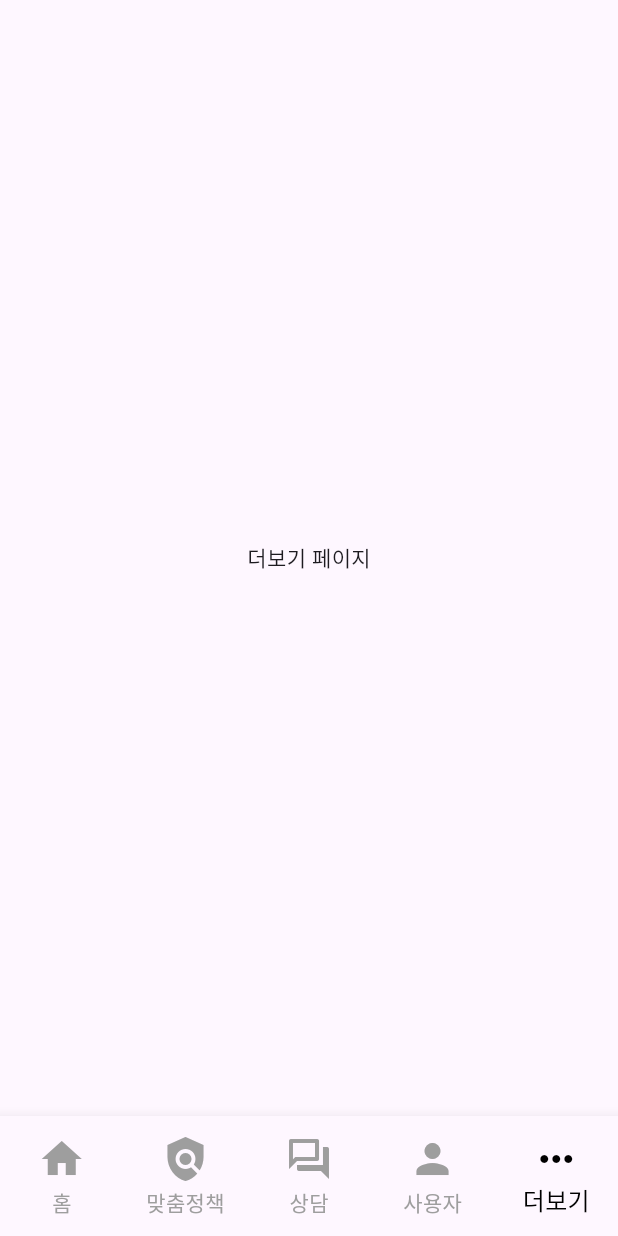
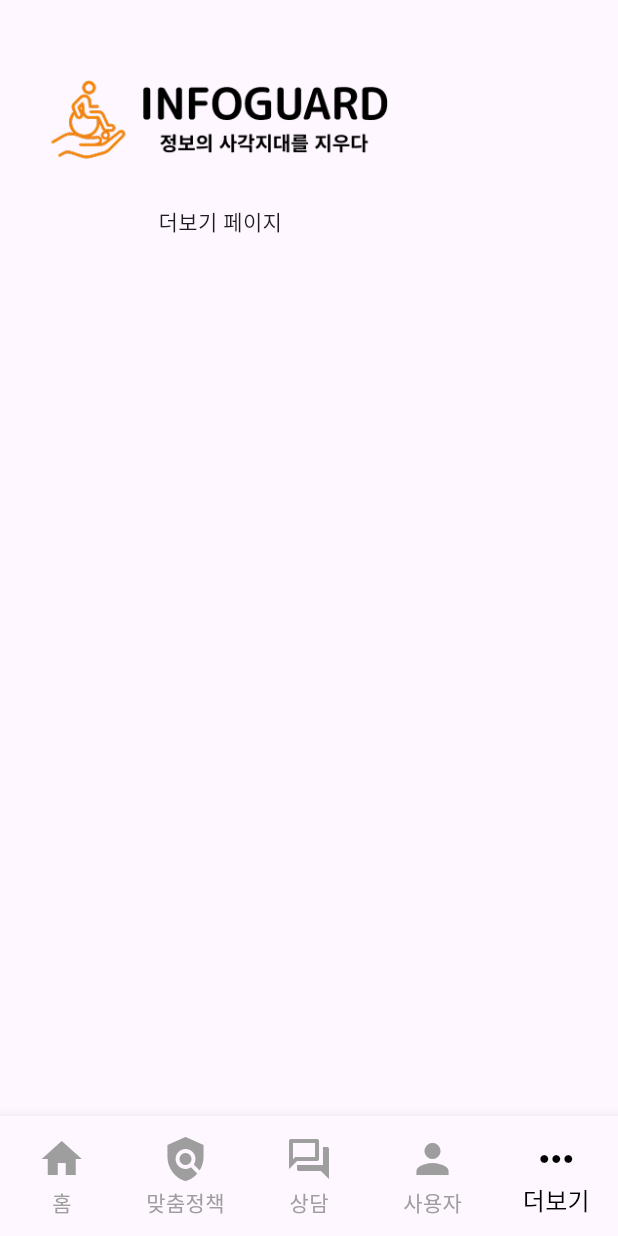
Before and after one commit to InfoGuard-NoOneLeftOut/FE, a Flutter app: the screen it shows after launch, item 5 of the bottom bar chosen, on a phone screen of 412 x 824 dp. Run offline on Flutter 3.47's test engine with Material 3 defaults, Android fonts, the phone set to English and light mode, and no system bars; our stand-ins replace carousel_slider; network calls fail.

Commit message:
[Feat] main logo add

```diff
--- a/lib/main.dart
+++ b/lib/main.dart
@@ -1,5 +1,5 @@
 import 'package:flutter/material.dart';
-import 'widgets/bottom_nav_bar.dart';
+import 'widgets/components/bottom_nav_bar.dart';
 import 'screens/home.dart';
 import 'screens/policy.dart';
 import 'screens/support.dart';
@@ -28,12 +28,6 @@ class MainScreen extends StatefulWidget {
 class _MainScreenState extends State<MainScreen> {
   late int _selectedIndex;
 
-  @override
-  void initState() {
-    super.initState();
-    _selectedIndex = widget.initialIndex;
-  }
-
   final List<Widget> _pages = const [
     HomeScreen(),
     PolicyScreen(),
@@ -41,6 +35,12 @@ class _MainScreenState extends State<MainScreen> {
     UserScreen(),
     OptionsScreen(),
   ];
+
+  @override
+  void initState() {
+    super.initState();
+    _selectedIndex = widget.initialIndex;
+  }
 
   void _onItemTapped(int index) {
     setState(() {
--- a/lib/screens/options.dart
+++ b/lib/screens/options.dart
@@ -1,12 +1,24 @@
 import 'package:flutter/material.dart';
+import 'package:infogaurd_fe/widgets/components/main_logo_header.dart';
 
-class OptionsScreen extends StatelessWidget { // 더보기 페이지
+class OptionsScreen extends StatelessWidget {
+  // 더보기 페이지
   const OptionsScreen({Key? key}) : super(key: key);
 
   @override
   Widget build(BuildContext context) {
     return Scaffold(
-      body: const Center(child: Text('더보기 페이지')),
+        body: SingleChildScrollView(
+            child: Padding(
+                padding: const EdgeInsets.fromLTRB(20, 30, 20, 20), //좌, 상, 우, 하
+                child: Column(
+                    children: [
+                      MainLogoHeader(),
+                      Text('더보기 페이지'),
+                    ]
+                )
+            )
+        )
     );
   }
 }
--- a/lib/screens/policy.dart
+++ b/lib/screens/policy.dart
@@ -2,6 +2,7 @@ import 'package:flutter/material.dart';
 
 import 'package:infogaurd_fe/widgets/lists/recommendation_policy_list.dart';
 import 'package:infogaurd_fe/widgets/cards/personalization_consent_card.dart';
+import 'package:infogaurd_fe/widgets/components/main_logo_header.dart';
 
 class PolicyScreen extends StatelessWidget { // 맞춤 정책 페이지
   const PolicyScreen({Key? key}) : super(key: key);
@@ -13,9 +14,10 @@ class PolicyScreen extends StatelessWidget { // 맞춤 정책 페이지
     return Scaffold(
       body: SingleChildScrollView(
         child: Padding(
-        padding: const EdgeInsets.fromLTRB(20, 50, 20, 20),
+        padding: const EdgeInsets.fromLTRB(20, 30, 20, 20),
           child: Column(
             children: [
+              MainLogoHeader(),
               PersonalizationConsentCard(), // 사용자 정보 수집 동의 카드
               RecommendationPolicySection(  policies: [ // 사용자 맞춤형 추천 정책
                 WelfarePolicy(id: '1', title: '장애인 고용 지원', description: '고용 창출을 위한 다양한 혜택 제공', provider: '고용노동부'),
--- a/lib/screens/support.dart
+++ b/lib/screens/support.dart
@@ -1,4 +1,5 @@
 import 'package:flutter/material.dart';
+import 'package:infogaurd_fe/widgets/components/main_logo_header.dart';
 
 class SupportScreen extends StatelessWidget {
   const SupportScreen({Key? key}) : super(key: key);
@@ -8,10 +9,11 @@ class SupportScreen extends StatelessWidget {
     return Scaffold(
       body: SingleChildScrollView(
         child: Padding(
-          padding: const EdgeInsets.fromLTRB(20, 50, 20, 20),
+          padding: const EdgeInsets.fromLTRB(20, 30, 20, 20),
           child: Column(
             crossAxisAlignment: CrossAxisAlignment.start,
             children: [
+              MainLogoHeader(),
               Text('상담 페이지')
             ],
           ),
--- a/lib/widgets/cards/custom_card.dart
+++ b/lib/widgets/cards/custom_card.dart
@@ -29,7 +29,7 @@ class CustomCard extends StatelessWidget {
         height: height,
         width: cardWidth,
         child: Padding(
-          padding: const EdgeInsets.all(16.0),
+          padding: EdgeInsets.zero,
           child: child,
         ),
       ),
--- a/lib/widgets/cards/personalization_consent_card.dart
+++ b/lib/widgets/cards/personalization_consent_card.dart
@@ -1,5 +1,5 @@
 import 'package:flutter/material.dart';
-import 'package:infogaurd_fe/widgets/user_profile_form.dart';
+import 'package:infogaurd_fe/widgets/components/user_profile_form.dart';
 
 class PersonalizationConsentCard extends StatelessWidget {
   final double? width;
--- /dev/null
+++ b/lib/widgets/components/main_logo_header.dart
@@ -0,0 +1,21 @@
+import 'package:flutter/material.dart';
+
+class MainLogoHeader extends StatelessWidget {
+
+  @override
+  Widget build(BuildContext context) {
+    return Column(
+      children: [
+        const SizedBox(height: 10),
+        Padding(
+          padding: const EdgeInsets.symmetric(vertical: 1.0),
+          child: Image.asset(
+            'assets/logo/logo1.png',
+            height: 80,
+          ),
+        ),
+        SizedBox(height: 15),
+      ],
+    );
+  }
+}
--- a/lib/widgets/user_profile_form.dart
+++ b/lib/widgets/components/user_profile_form.dart
@@ -60,6 +60,7 @@ class _UserProfileFormState extends State<UserProfileForm> {
                   }
                 },
                 child: Text(currentStep < 1 ? "다음" : "완료"),
+                // 이전 버튼 및 0페이지에서 취소 버튼 필요 (취소 버튼 클릭 시 메인 페이지로 돌아갈 수 있도록)
               ),
             ],
           ),
```
Also changed, not shown: lib/screens/home.dart (+5 -3 lines), lib/screens/user.dart (+6 -4 lines), lib/utils/color.dart (+8 -0 lines), assets/logo/logo1.png (added), assets/logo/logo2.png (added), lib/widgets/components/bottom_nav_bar.dart (renamed from lib/widgets/bottom_nav_bar.dart), lib/widgets/components/carousel.dart (renamed from lib/widgets/carousel.dart).
